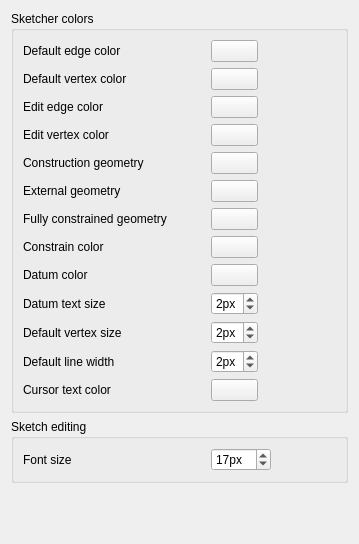
This is src/Mod/Sketcher/Gui/SketcherSettings.ui in berndhahnebach/All_FreeCAD as Qt 5 draws it before an edit. The edited form follows.
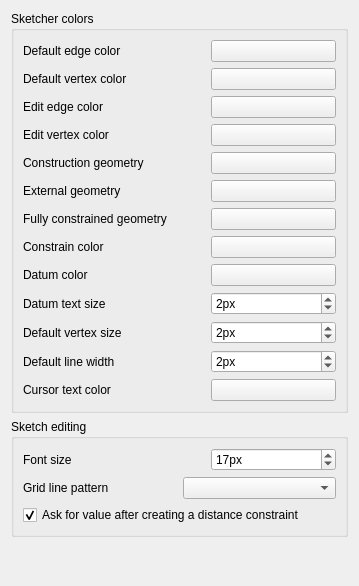
This is the edited form. Custom widgets are drawn as their Qt base class.

Commit message: + fixes #0001049: Sketcher preferences in preferences editor

Patch:
```diff
--- a/src/Mod/Sketcher/Gui/SketcherSettings.ui
+++ b/src/Mod/Sketcher/Gui/SketcherSettings.ui
@@ -7,7 +7,7 @@
     <x>0</x>
     <y>0</y>
     <width>359</width>
-    <height>544</height>
+    <height>586</height>
    </rect>
   </property>
   <property name="windowTitle">
@@ -456,19 +456,6 @@
         </item>
        </layout>
       </item>
-      <item>
-       <spacer name="horizontalSpacer_2">
-        <property name="orientation">
-         <enum>Qt::Horizontal</enum>
-        </property>
-        <property name="sizeHint" stdset="0">
-         <size>
-          <width>74</width>
-          <height>20</height>
-         </size>
-        </property>
-       </spacer>
-      </item>
      </layout>
     </widget>
    </item>
@@ -517,18 +504,39 @@
         </item>
        </layout>
       </item>
-      <item row="0" column="1">
-       <spacer name="horizontalSpacer">
-        <property name="orientation">
-         <enum>Qt::Horizontal</enum>
+      <item row="1" column="0">
+       <layout class="QHBoxLayout" name="horizontalLayout_3">
+        <item>
+         <widget class="QLabel" name="label_7">
+          <property name="text">
+           <string>Grid line pattern</string>
+          </property>
+         </widget>
+        </item>
+        <item>
+         <widget class="QComboBox" name="comboBox">
+          <property name="currentIndex">
+           <number>-1</number>
+          </property>
+         </widget>
+        </item>
+       </layout>
+      </item>
+      <item row="2" column="0">
+       <widget class="Gui::PrefCheckBox" name="dialogOnDistanceConstraint">
+        <property name="text">
+         <string>Ask for value after creating a distance constraint</string>
         </property>
-        <property name="sizeHint" stdset="0">
-         <size>
-          <width>71</width>
-          <height>20</height>
-         </size>
+        <property name="checked">
+         <bool>true</bool>
         </property>
-       </spacer>
+        <property name="prefEntry" stdset="0">
+         <cstring>ShowDialogOnDistanceConstraint</cstring>
+        </property>
+        <property name="prefPath" stdset="0">
+         <cstring>Mod/Sketcher</cstring>
+        </property>
+       </widget>
       </item>
      </layout>
     </widget>
@@ -564,6 +572,11 @@
    <extends>Gui::ColorButton</extends>
    <header>Gui/PrefWidgets.h</header>
   </customwidget>
+  <customwidget>
+   <class>Gui::PrefCheckBox</class>
+   <extends>QCheckBox</extends>
+   <header>Gui/PrefWidgets.h</header>
+  </customwidget>
  </customwidgets>
  <tabstops>
   <tabstop>CursorTextColor</tabstop>
```
The commit also changes 3 other files.
